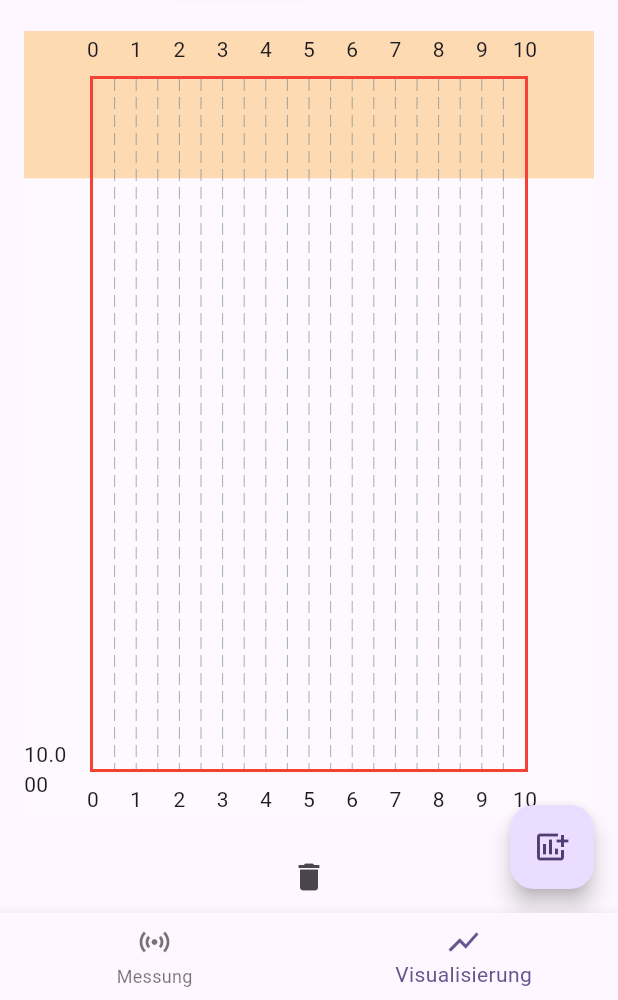
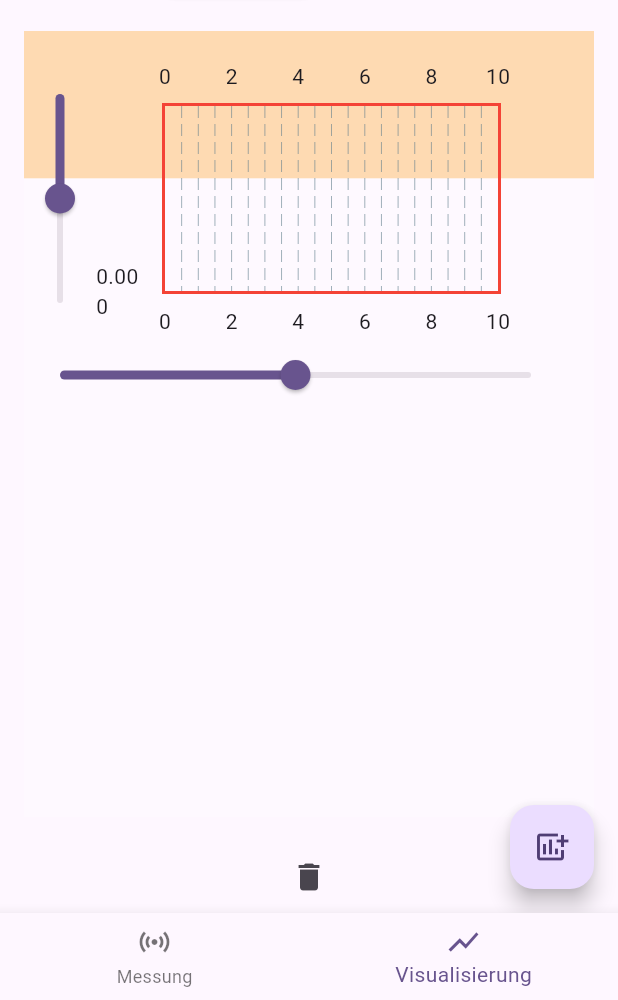
Before and after one commit to jshProgrammer/sensorvisualization, a Flutter app: the screen it shows after launch, item 2 of the bottom bar chosen, on a phone screen of 412 x 824 dp, the part 236-1236 px from its top. Run offline on Flutter 3.47's test engine with Material 3 defaults, Android fonts, the phone set to English and light mode, and no system bars; drawn by our look-alikes of fl_chart; our stand-ins replace sensors_plus.

Commit message:
(with Sebastian) first attempt for scrollable axis within diagram

```diff
--- a/lib/data/services/SensorData.dart
+++ b/lib/data/services/SensorData.dart
@@ -8,7 +8,15 @@ class Sensordata {
   late Set<MultiSelectDialogItem> selectedLines;
   late ChartConfig chartConfig;
 
-  Sensordata({required this.selectedLines, required this.chartConfig});
+  double baselineX;
+  double baselineY;
+
+  Sensordata({
+    required this.selectedLines,
+    required this.chartConfig,
+    this.baselineX = 0.0,
+    this.baselineY = 0.0,
+  });
 
   double _getExtremeValue(
     double Function(FlSpot spot) selector,
@@ -40,21 +48,27 @@ class Sensordata {
     return _getExtremeValue((spot) => spot.y, (a, b) => a > b, 10);
   }
 
-  LineChart getLineChart() {
+  LineChart getLineChart(double baselineX, double baselineY) {
     return LineChart(
       LineChartData(
-        minX: 0,
+        minX: 0.0,
+        baselineX: baselineX,
         maxX: _getMaxX(),
-        minY: _getMinY(),
-        maxY: _getMaxY(),
+        minY: 0.0,
+        baselineY: baselineY,
+        maxY: (_getMaxY() - _getMinY()),
         gridData: FlGridData(
           show: true,
           horizontalInterval: 0.5,
           verticalInterval: 0.5,
           getDrawingHorizontalLine: (value) {
-            return value >= 2.5
-                ? FlLine(color: ColorSettings.lineColor, strokeWidth: 1)
-                : FlLine(color: ColorSettings.lineColor, strokeWidth: 1);
+            return FlLine(
+              color:
+                  (value - baselineY).abs() < 0.1
+                      ? ColorSettings.lineColor
+                      : ColorSettings.lineColor,
+              strokeWidth: (value - baselineY).abs() < 0.1 ? 2 : 1,
+            );
           },
         ),
         titlesData: FlTitlesData(
--- a/lib/presentation/widgets/ChartPage.dart
+++ b/lib/presentation/widgets/ChartPage.dart
@@ -22,6 +22,9 @@ class ChartPage extends StatefulWidget {
 }
 
 class _ChartPageState extends State<ChartPage> {
+  double baselineX = 0.0;
+  double baselineY = 0.0;
+
   final TextEditingController _noteController = TextEditingController();
 
   late TransformationController _transformationController;
@@ -323,10 +326,55 @@ class _ChartPageState extends State<ChartPage> {
               child: Stack(
                 children: [
                   _buildBackgroundPainter(),
-                  Sensordata(
-                    selectedLines: selectedValues,
-                    chartConfig: widget.chartConfig,
-                  ).getLineChart(),
+                  AspectRatio(
+                    aspectRatio: 1.5,
+                    child: Padding(
+                      padding: const EdgeInsets.only(top: 18.0, right: 18.0),
+                      child: Column(
+                        mainAxisAlignment: MainAxisAlignment.center,
+                        children: [
+                          Expanded(
+                            child: Row(
+                              children: [
+                                RotatedBox(
+                                  quarterTurns: 1,
+                                  child: Slider(
+                                    value: baselineY,
+                                    onChanged: (newValue) {
+                                      setState(() {
+                                        baselineY = newValue;
+                                      });
+                                    },
+                                    min: -10,
+                                    max: 10,
+                                  ),
+                                ),
+                                Expanded(
+                                  child: Sensordata(
+                                    selectedLines: selectedValues,
+                                    chartConfig: widget.chartConfig,
+                                  ).getLineChart(
+                                    baselineX,
+                                    (20 - (baselineY + 10)) - 10,
+                                  ),
+                                ),
+                              ],
+                            ),
+                          ),
+                          Slider(
+                            value: baselineX,
+                            onChanged: (newValue) {
+                              setState(() {
+                                baselineX = newValue;
+                              });
+                            },
+                            min: -10,
+                            max: 10,
+                          ),
+                        ],
+                      ),
+                    ),
+                  ),
                 ],
               ),
             ),
```
